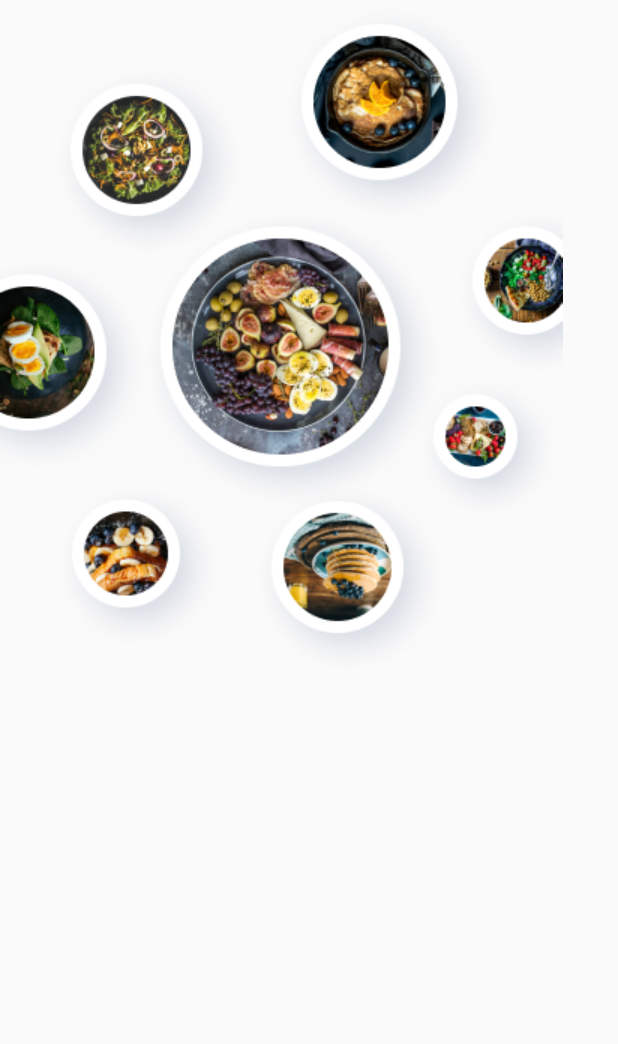
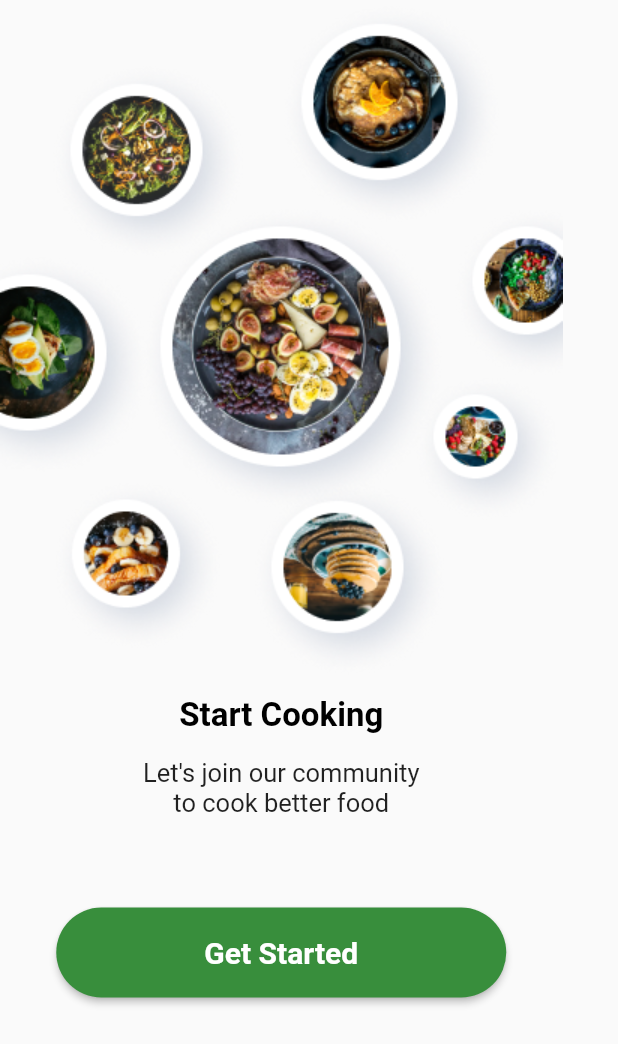
Before and after one commit to akpanphilip/Chefio, a Flutter app: the screen it shows after launch, on a phone screen of 412 x 824 dp. Shown: the top 1044 px of the screen. Run offline on Flutter 3.47's test engine with Material 2 defaults, Android fonts, the phone set to English and light mode, and no system bars.

Commit message:
added onboarding screen

```diff
--- a/lib/screens/index.dart
+++ b/lib/screens/index.dart
@@ -1,4 +1,4 @@
-// ignore_for_file: prefer_const_constructors, prefer_const_literals_to_create_immutables
+// ignore_for_file: prefer_const_constructors, prefer_const_literals_to_create_immutables, sort_child_properties_last, deprecated_member_use
 
 import 'package:flutter/material.dart';
 
@@ -12,6 +12,35 @@ class Index extends StatelessWidget {
       children: [
         Image(
           image: AssetImage("images/onboard.png"),
+        ),
+        Padding(
+          padding: EdgeInsets.all(10.0),
+          child: Column(
+            children: [
+              Text(
+                "Start Cooking",
+                style: TextStyle(
+                    color: Colors.black,
+                    fontWeight: FontWeight.bold,
+                    fontSize: 22),
+              ),
+              SizedBox(height: 15),
+              Text("Let's join our community", style: TextStyle(fontSize: 17)),
+              Text("to cook better food", style: TextStyle(fontSize: 17)),
+              SizedBox(height: 60),
+              ElevatedButton(
+                onPressed: () {},
+                child: Text("Get Started"),
+                style: ElevatedButton.styleFrom(
+                    fixedSize: Size(300, 60),
+                    textStyle:
+                        TextStyle(fontSize: 20.0, fontWeight: FontWeight.bold),
+                    primary: Colors.green[700],
+                    // elevation: 15,
+                    shape: StadiumBorder()),
+              )
+            ],
+          ),
         )
       ],
     ));
```
